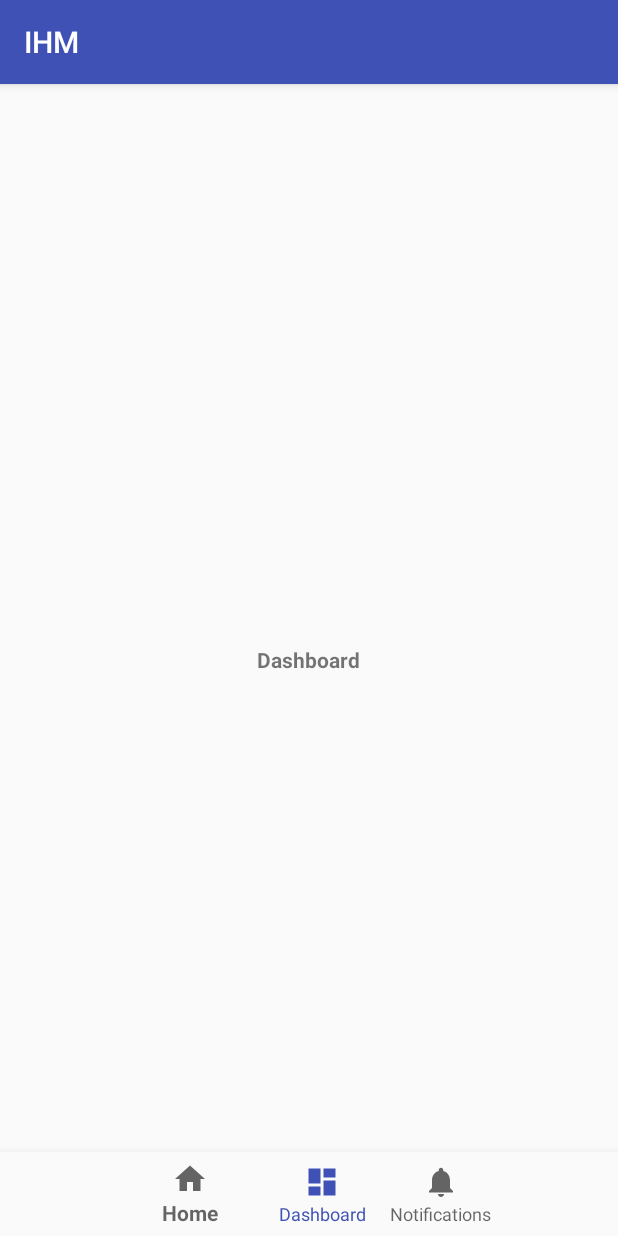
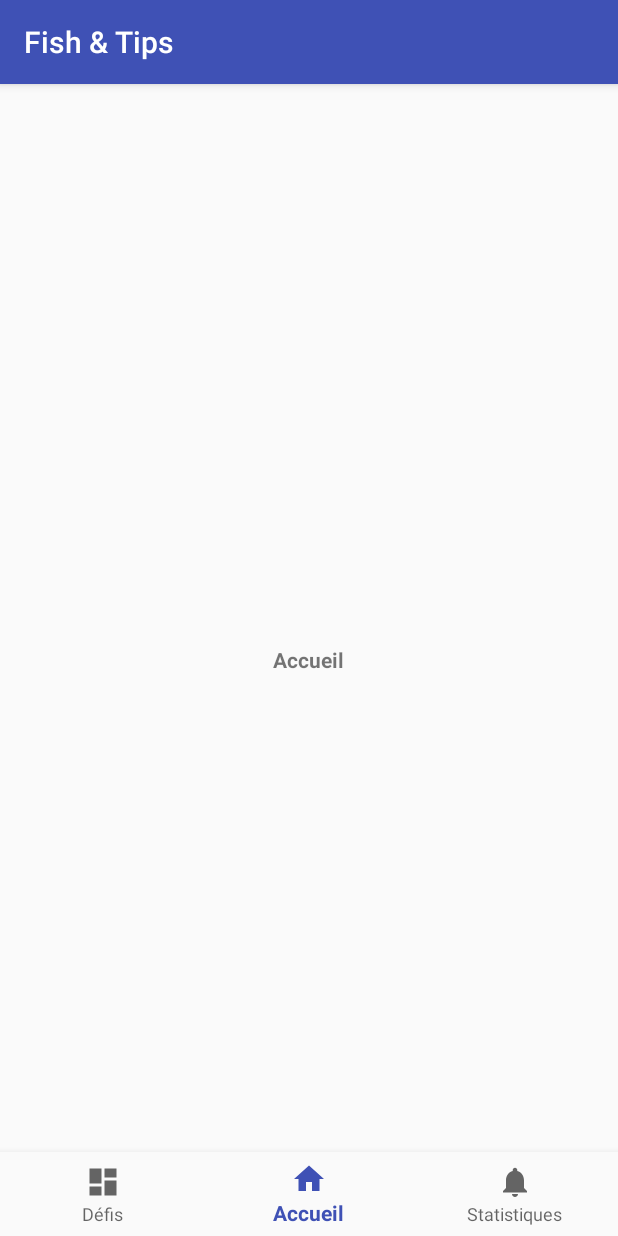
Before and after one commit to Atmos4/IHM, an Android app: the screen it shows after launch (MainActivity), item 2 of the bottom bar chosen, on a phone screen of 412 x 824 dp. Run offline under Robolectric (Android 15) with nearby library versions, the phone set to English and light mode, and no system bars.

```diff
--- a/app/src/main/java/fr/insalyon/hexarem/ihm/MainActivity.java
+++ b/app/src/main/java/fr/insalyon/hexarem/ihm/MainActivity.java
@@ -22,7 +22,6 @@ public class MainActivity extends AppCompatActivity {
         super.onCreate(savedInstanceState);
         setContentView(R.layout.activity_main);
         bottomNavigation = (BottomNavigationView)findViewById(R.id.navigation);
-        bottomNavigation.inflateMenu(R.menu.navigation);
         fragmentManager = getSupportFragmentManager();
         bottomNavigation.setOnNavigationItemSelectedListener(new BottomNavigationView.OnNavigationItemSelectedListener() {
             @Override
@@ -32,15 +31,15 @@ public class MainActivity extends AppCompatActivity {
                     case R.id.navigation_challenge:
                         fragment = new ChallengeFragment();
                         break;
-                    case R.id.navigation_home:
-                        fragment = new HomeFragment();
-                        break;
                     case R.id.navigation_stats:
                         fragment = new StatsFragment();
                         break;
+                    default:
+                        fragment = new HomeFragment();
+                        break;
                 }
                 final FragmentTransaction transaction = fragmentManager.beginTransaction();
-                transaction.replace(R.id.container, fragment).commit();
+                transaction.replace(R.id.main_content, fragment).commit();
                 return true;
             }
         });
--- a/app/src/main/res/layout/activity_main.xml
+++ b/app/src/main/res/layout/activity_main.xml
@@ -19,6 +19,15 @@
         app:layout_constraintBottom_toBottomOf="parent"
         app:layout_constraintLeft_toLeftOf="parent"
         app:layout_constraintRight_toRightOf="parent"
-        app:menu="@menu/navigation" />
+        app:menu="@menu/navigation_menu" />
+
+    <RelativeLayout
+        android:id="@+id/main_content"
+        android:layout_width="match_parent"
+        android:layout_height="match_parent"
+        app:layout_constraintTop_toTopOf="parent"
+        app:layout_constraintLeft_toLeftOf="parent">
+
+    </RelativeLayout>
 
 </android.support.constraint.ConstraintLayout>
--- a/app/src/main/res/menu/navigation.xml
+++ b/app/src/main/res/menu/navigation_menu.xml
@@ -1,5 +1,10 @@
 <?xml version="1.0" encoding="utf-8"?>
 <menu xmlns:android="http://schemas.android.com/apk/res/android">
+
+    <item
+        android:id="@+id/navigation_challenge"
+        android:icon="@drawable/ic_dashboard_black_24dp"
+        android:title="@string/title_challenge" />
 
     <item
         android:id="@+id/navigation_home"
@@ -7,11 +12,6 @@
         android:title="@string/title_home" />
 
     <item
-        android:id="@+id/navigation_challenge"
-        android:icon="@drawable/ic_dashboard_black_24dp"
-        android:title="@string/title_challenge" />
-
-    <item
         android:id="@+id/navigation_stats"
         android:icon="@drawable/ic_notifications_black_24dp"
         android:title="@string/title_stats" />
--- a/app/src/main/res/values/strings.xml
+++ b/app/src/main/res/values/strings.xml
@@ -1,6 +1,6 @@
 <resources>
-    <string name="app_name">IHM</string>
-    <string name="title_home">Home</string>
-    <string name="title_challenge">Dashboard</string>
-    <string name="title_stats">Notifications</string>
+    <string name="app_name">Fish &amp; Tips</string>
+    <string name="title_home">Accueil</string>
+    <string name="title_challenge">Défis</string>
+    <string name="title_stats">Statistiques</string>
 </resources>
```
